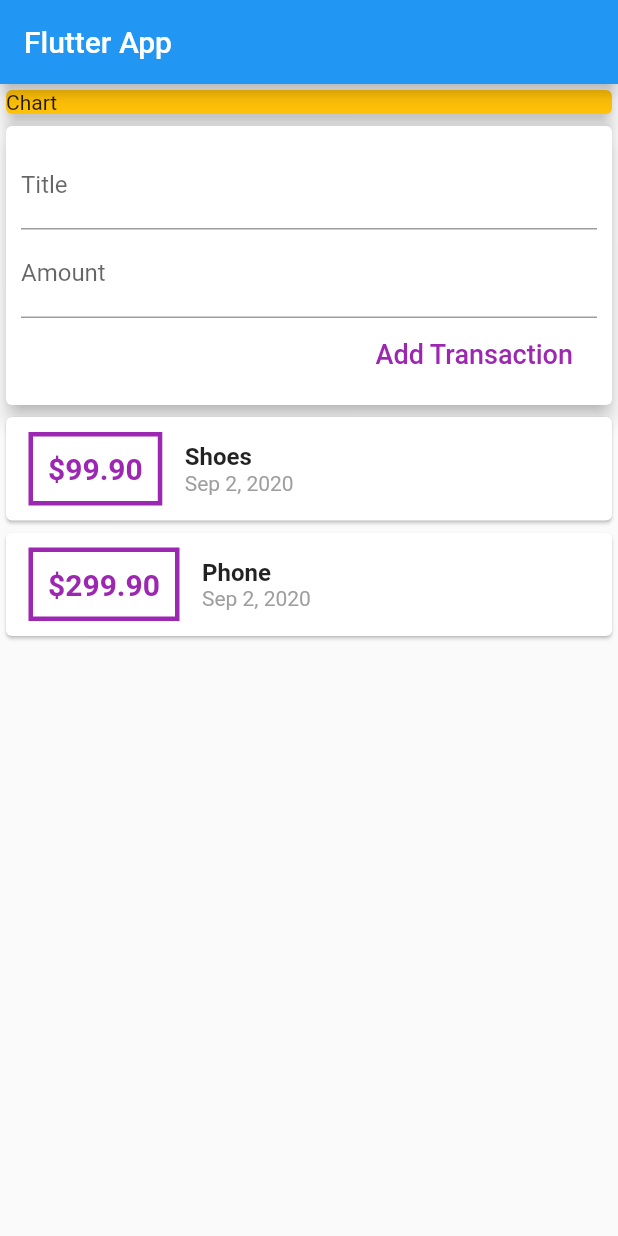
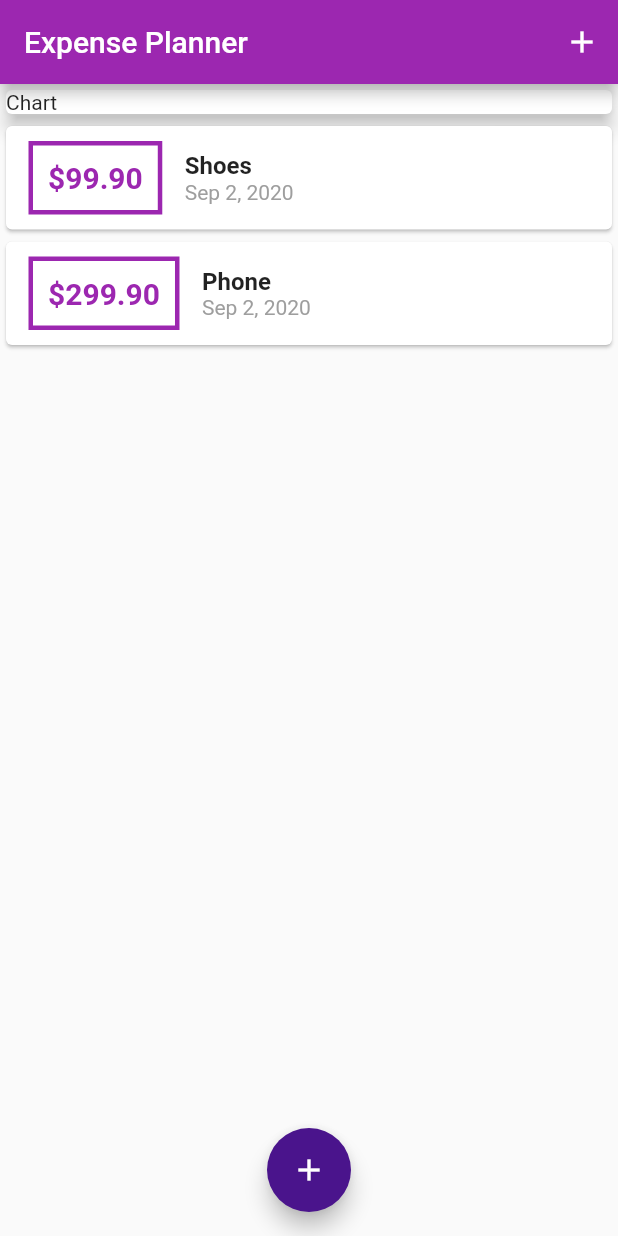
Before and after one commit to deba33/Expense-Planner, a Flutter app: the screen it shows after launch, on a phone screen of 412 x 824 dp. Run offline on Flutter 3.47's test engine with Material 2 defaults, Android fonts, the phone set to English and light mode, and no system bars.

Commit message:
Adding buttons for adding New Transactions

```diff
--- a/lib/main.dart
+++ b/lib/main.dart
@@ -1,6 +1,8 @@
 import 'package:flutter/material.dart';
 
-import './widgets/user_transaction.dart';
+import './widgets/new_transaction.dart';
+import './models/transaction.dart';
+import './widgets/transaction_list.dart';
 
 void main() => runApp(MyApp());
 
@@ -8,18 +10,74 @@ class MyApp extends StatelessWidget {
   @override
   Widget build(BuildContext context) {
     return MaterialApp(
-      title: 'Flutter App',
+      title: 'Expense Planner',
+      theme: ThemeData(
+        primarySwatch: Colors.purple,
+        accentColor: Colors.purple[900],
+      ),
       home: MyHomePage(),
     );
   }
 }
 
-class MyHomePage extends StatelessWidget {
+class MyHomePage extends StatefulWidget {
+  @override
+  _MyHomePageState createState() => _MyHomePageState();
+}
+
+class _MyHomePageState extends State<MyHomePage> {
+  final List<Transaction> _userTransactions = [
+    Transaction(
+      id: "t1",
+      title: "Shoes",
+      amount: 99.9,
+      date: DateTime.now(),
+    ),
+    Transaction(
+      id: "t2",
+      title: "Phone",
+      amount: 299.9,
+      date: DateTime.now(),
+    ),
+  ];
+
+  void _addNewTransactions(String txTitle, double txAmount) {
+    final newTx = Transaction(
+      id: DateTime.now().toString(),
+      title: txTitle,
+      amount: txAmount,
+      date: DateTime.now(),
+    );
+
+    setState(() {
+      _userTransactions.add(newTx);
+    });
+  }
+
+  void _startAddNewTransaction(BuildContext ctx) {
+    showModalBottomSheet(
+      context: ctx,
+      builder: (_) {
+        return GestureDetector(
+          onTap: () {},
+          child: NewTransactions(_addNewTransactions),
+          behavior: HitTestBehavior.opaque,
+        );
+      },
+    );
+  }
+
   @override
   Widget build(BuildContext context) {
     return Scaffold(
       appBar: AppBar(
-        title: Text('Flutter App'),
+        title: Text('Expense Planner'),
+        actions: <Widget>[
+          IconButton(
+            icon: Icon(Icons.add),
+            onPressed: () => _startAddNewTransaction(context),
+          ),
+        ],
       ),
       body: SingleChildScrollView(
         child: Column(
@@ -30,13 +88,17 @@ class MyHomePage extends StatelessWidget {
               width: double.infinity,
               child: Card(
                 child: Text("Chart"),
-                color: Colors.amber,
                 elevation: 5,
               ),
             ),
-            UserTransactions(),
+            TransactionList(_userTransactions),
           ],
         ),
+      ),
+      floatingActionButtonLocation: FloatingActionButtonLocation.centerFloat,
+      floatingActionButton: FloatingActionButton(
+        child: Icon(Icons.add),
+        onPressed: () => _startAddNewTransaction(context),
       ),
     );
   }
--- a/lib/widgets/new_transaction.dart
+++ b/lib/widgets/new_transaction.dart
@@ -1,11 +1,17 @@
 import 'package:flutter/material.dart';
 
-class NewTransactions extends StatelessWidget {
+class NewTransactions extends StatefulWidget {
   final Function addTx;
+
+  NewTransactions(this.addTx);
+
+  @override
+  _NewTransactionsState createState() => _NewTransactionsState();
+}
+
+class _NewTransactionsState extends State<NewTransactions> {
   final titleController = TextEditingController();
   final amountController = TextEditingController();
-
-  NewTransactions(this.addTx);
 
   void submitData() {
     final enteredTitle = titleController.text;
@@ -14,10 +20,11 @@ class NewTransactions extends StatelessWidget {
     if (enteredTitle.isEmpty || enteredAmount <= 0) {
       return;
     }
-    addTx(
+    widget.addTx(
       enteredTitle,
       enteredAmount,
     );
+    Navigator.of(context).pop();
   }
 
   @override
@@ -41,7 +48,6 @@ class NewTransactions extends StatelessWidget {
               onSubmitted: (_) => submitData(),
             ),
             FlatButton(
-              textColor: Colors.purple,
               onPressed: submitData,
               child: Text(
                 "Add Transaction",
--- a/lib/widgets/transaction_list.dart
+++ b/lib/widgets/transaction_list.dart
@@ -24,8 +24,8 @@ class TransactionList extends StatelessWidget {
                   ),
                   decoration: BoxDecoration(
                     border: Border.all(
-                      color: Colors.purple,
                       width: 3,
+                      color: Theme.of(context).primaryColor,
                     ),
                   ),
                   padding: EdgeInsets.all(10),
@@ -34,7 +34,7 @@ class TransactionList extends StatelessWidget {
                     style: TextStyle(
                       fontWeight: FontWeight.bold,
                       fontSize: 20,
-                      color: Colors.purple,
+                      color: Theme.of(context).primaryColor,
                     ),
                   ),
                 ),
--- a/lib/widgets/user_transaction.dart
+++ /dev/null
@@ -1,50 +0,0 @@
-import 'package:flutter/material.dart';
-
-import './new_transaction.dart';
-import './transaction_list.dart';
-import '../models/transaction.dart';
-
-class UserTransactions extends StatefulWidget {
-  @override
-  _UserTransactionsState createState() => _UserTransactionsState();
-}
-
-class _UserTransactionsState extends State<UserTransactions> {
-  final List<Transaction> _userTransactions = [
-    Transaction(
-      id: "t1",
-      title: "Shoes",
-      amount: 99.9,
-      date: DateTime.now(),
-    ),
-    Transaction(
-      id: "t2",
-      title: "Phone",
-      amount: 299.9,
-      date: DateTime.now(),
-    ),
-  ];
-
-  void _addNewTransactions(String txTitle, double txAmount) {
-    final newTx = Transaction(
-      id: DateTime.now().toString(),
-      title: txTitle,
-      amount: txAmount,
-      date: DateTime.now(),
-    );
-
-    setState(() {
-      _userTransactions.add(newTx);
-    });
-  }
-
-  @override
-  Widget build(BuildContext context) {
-    return Column(
-      children: [
-        NewTransactions(_addNewTransactions),
-        TransactionList(_userTransactions),
-      ],
-    );
-  }
-}
```
